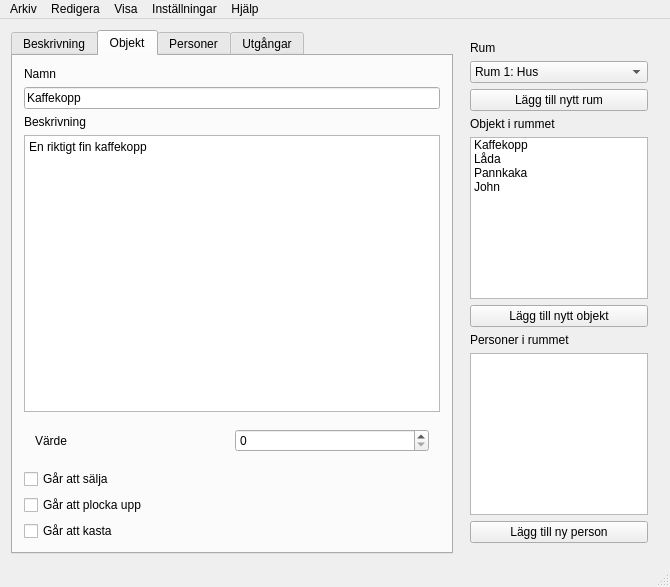
Above: Editor/editor.ui from Niklasva/AdventureGameProject before the change. Below: the same form after it.
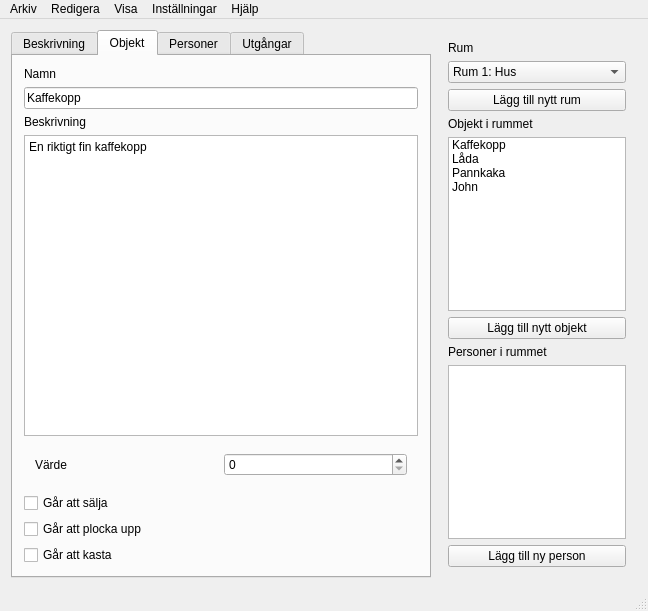
That is the form after the change. The open tabs and pages were chosen to show the change.

Diff of the .ui file:
```diff
--- a/Editor/editor.ui
+++ b/Editor/editor.ui
@@ -6,12 +6,12 @@
    <rect>
     <x>0</x>
     <y>0</y>
-    <width>670</width>
-    <height>587</height>
+    <width>648</width>
+    <height>611</height>
    </rect>
   </property>
   <property name="sizePolicy">
-   <sizepolicy hsizetype="Expanding" vsizetype="MinimumExpanding">
+   <sizepolicy hsizetype="Expanding" vsizetype="Expanding">
     <horstretch>0</horstretch>
     <verstretch>0</verstretch>
    </sizepolicy>
@@ -153,8 +153,8 @@
            <string>&lt;!DOCTYPE HTML PUBLIC &quot;-//W3C//DTD HTML 4.0//EN&quot; &quot;http://www.w3.org/TR/REC-html40/strict.dtd&quot;&gt;
 &lt;html&gt;&lt;head&gt;&lt;meta name=&quot;qrichtext&quot; content=&quot;1&quot; /&gt;&lt;style type=&quot;text/css&quot;&gt;
 p, li { white-space: pre-wrap; }
-&lt;/style&gt;&lt;/head&gt;&lt;body style=&quot; font-family:'Sans Serif'; font-size:9pt; font-weight:400; font-style:normal;&quot;&gt;
-&lt;p style=&quot; margin-top:0px; margin-bottom:0px; margin-left:0px; margin-right:0px; -qt-block-indent:0; text-indent:0px;&quot;&gt;En riktigt fin kaffekopp&lt;/p&gt;&lt;/body&gt;&lt;/html&gt;</string>
+&lt;/style&gt;&lt;/head&gt;&lt;body style=&quot; font-family:'Droid Sans'; font-size:10pt; font-weight:400; font-style:normal;&quot;&gt;
+&lt;p style=&quot; margin-top:0px; margin-bottom:0px; margin-left:0px; margin-right:0px; -qt-block-indent:0; text-indent:0px;&quot;&gt;&lt;span style=&quot; font-family:'Sans Serif'; font-size:9pt;&quot;&gt;En riktigt fin kaffekopp&lt;/span&gt;&lt;/p&gt;&lt;/body&gt;&lt;/html&gt;</string>
           </property>
          </widget>
         </item>
@@ -574,8 +574,8 @@
     <rect>
      <x>0</x>
      <y>0</y>
-     <width>670</width>
-     <height>20</height>
+     <width>648</width>
+     <height>25</height>
     </rect>
    </property>
    <widget class="QMenu" name="menuArkiv">
```
